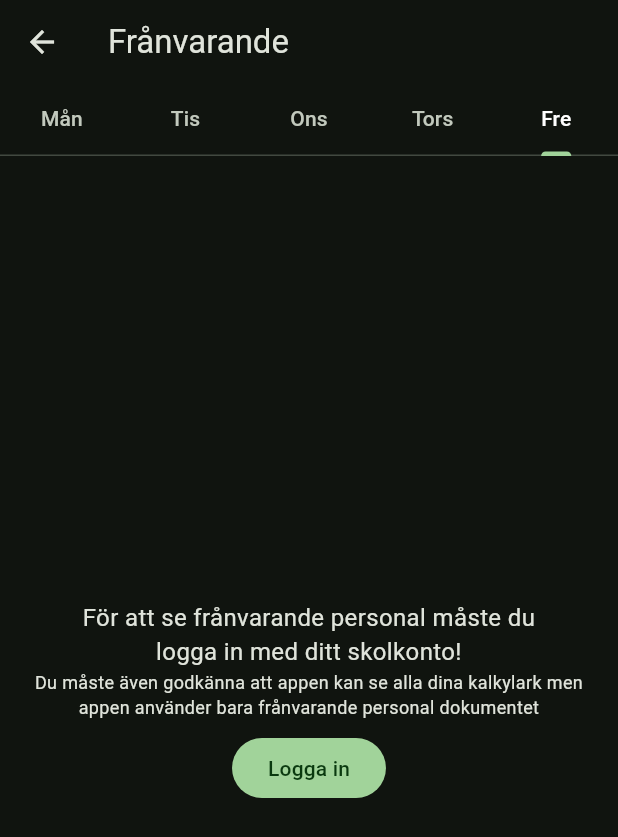
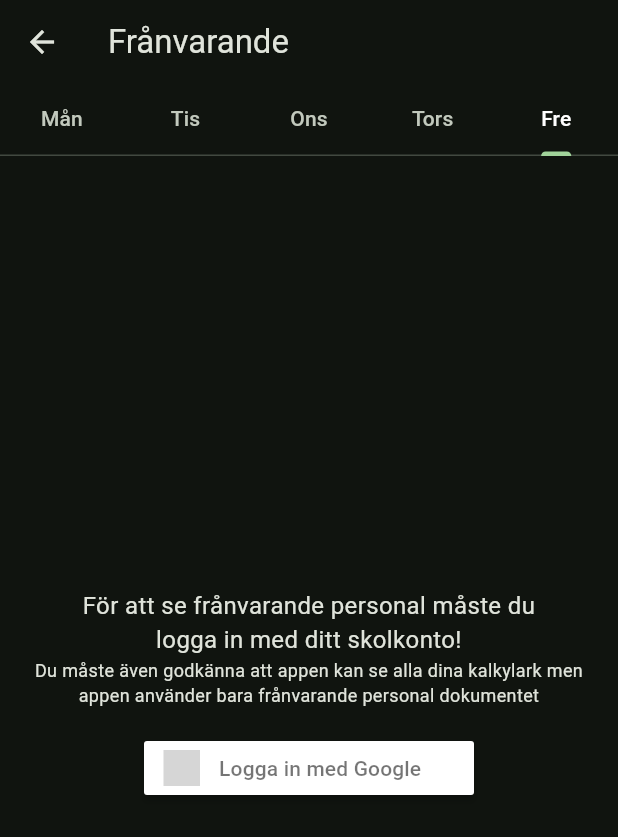
Before and after one commit to LeonHellqvist/ktc-app, a Flutter app: the AbsentPage screen opened directly, on a phone screen of 412 x 824 dp. Shown: the top 837 px of the screen. Run offline on Flutter 3.47's test engine with Material 2 defaults, Android fonts, the phone set to English and light mode, and no system bars; drawn by our look-alikes of dynamic_color; our stand-ins replace dio, firebase_core, flutter_signin_button, google_sign_in, hive_flutter, tinycolor2; missing offline and left inert: dio_cache_interceptor, dio_cache_interceptor_hive_store, extension_google_sign_in_as_googleapis_auth, googleapis, week_of_year; accounts and stored records are empty; generated files the repository leaves out were written again; network calls fail; statements that could not run were skipped; grey boxes are pictures that could not be loaded.

Commit message:
Added sign in with Google

```diff
--- a/lib/absent.dart
+++ b/lib/absent.dart
@@ -3,6 +3,7 @@ import 'package:google_sign_in/google_sign_in.dart';
 import 'package:googleapis/sheets/v4.dart' as api;
 import 'package:extension_google_sign_in_as_googleapis_auth/extension_google_sign_in_as_googleapis_auth.dart';
 import 'package:flutter/foundation.dart' show kIsWeb;
+import 'package:flutter_signin_button/flutter_signin_button.dart';
 import 'package:ktc_app/loginStatus.dart';
 
 import 'config.dart';
@@ -158,10 +159,16 @@ class _AbsentPageState extends State<AbsentPage> with TickerProviderStateMixin {
                       ],
                     ),
                   ),
-                  FilledButton(
-                    onPressed: _handleSignIn,
-                    child: const Text('Logga in'),
-                  ),
+                  Padding(
+                    padding: const EdgeInsets.all(8.0),
+                    child: SignInButton(
+                      Buttons.Google,
+                      text: "Logga in med Google",
+                      onPressed: () {
+                        _handleSignIn();
+                      },
+                    ),
+                  )
                 ],
               ),
             );
--- a/pubspec.yaml
+++ b/pubspec.yaml
@@ -53,6 +53,7 @@ dependencies:
   dio_cache_interceptor_hive_store: ^3.2.0
   path_provider: ^2.0.11
   dynamic_color: ^1.5.4
+  flutter_signin_button: ^2.0.0
 
 dev_dependencies:
   flutter_test:
```
Also changed, not shown: pubspec.lock.
